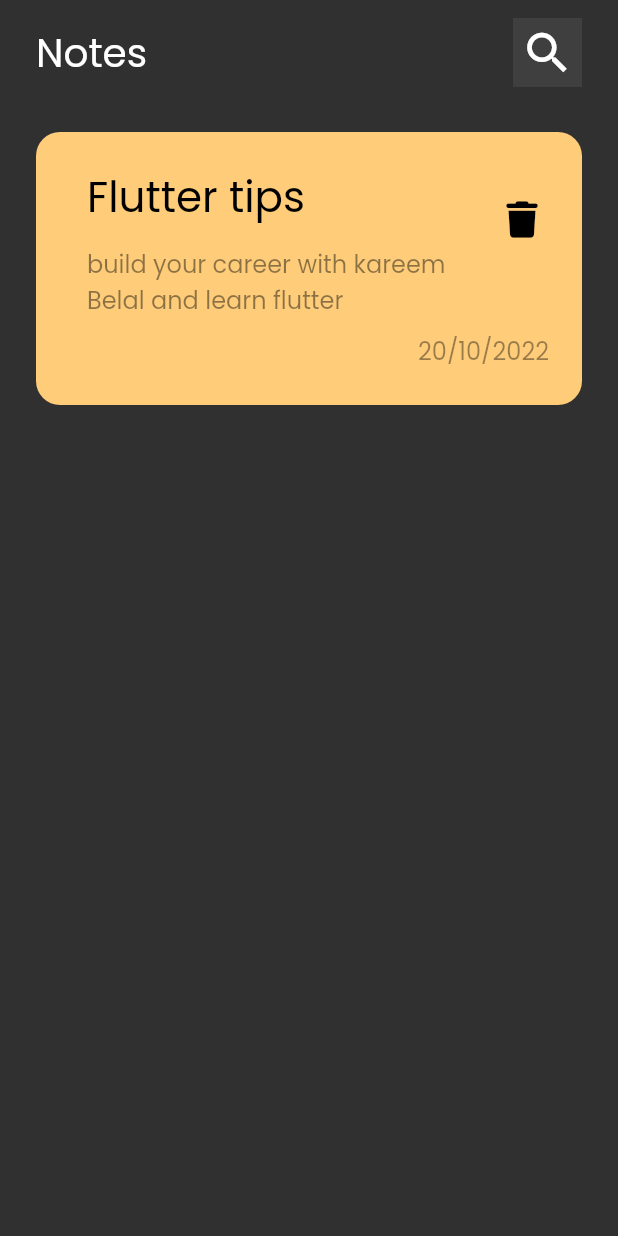
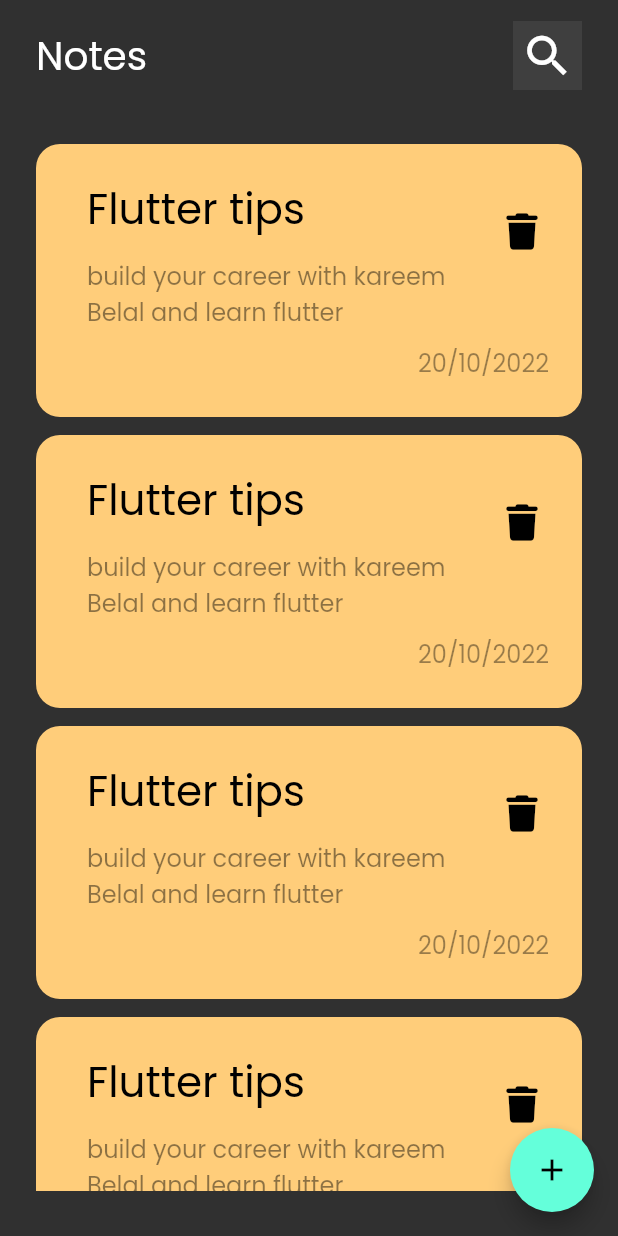
Before and after one commit to kareembelal82/Notes_App, a Flutter app: the screen it shows after launch, on a phone screen of 412 x 824 dp. Run offline on Flutter 3.47's test engine with Material 2 defaults, Android fonts, the phone set to English and light mode, and no system bars; our stand-ins replace font_awesome_flutter.

Commit message:
till adding floating action button

```diff
--- a/lib/main.dart
+++ b/lib/main.dart
@@ -2,11 +2,11 @@ import 'package:flutter/material.dart';
 import 'package:notes_app/views/widgets/notes%20screen/notes_view.dart';
 
 void main() {
-  runApp(const notes_app());
+  runApp(const NotesApp());
 }
 
-class notes_app extends StatelessWidget {
-  const notes_app({super.key});
+class NotesApp extends StatelessWidget {
+  const NotesApp({super.key});
 
   @override
   Widget build(BuildContext context) {
--- a/lib/views/widgets/notes screen/custom_card.dart
+++ b/lib/views/widgets/notes screen/custom_note_item.dart
@@ -3,8 +3,8 @@ import 'package:flutter/src/widgets/framework.dart';
 import 'package:flutter/material.dart';
 import 'package:font_awesome_flutter/font_awesome_flutter.dart';
 
-class CustomCard extends StatelessWidget {
-  const CustomCard({super.key});
+class CustomNoteItem extends StatelessWidget {
+  const CustomNoteItem({super.key});
 
   @override
   Widget build(BuildContext context) {
--- /dev/null
+++ b/lib/views/widgets/notes screen/notes_list_view.dart
@@ -0,0 +1,15 @@
+import 'package:flutter/cupertino.dart';
+import 'package:flutter/src/widgets/container.dart';
+import 'package:flutter/src/widgets/framework.dart';
+import 'package:notes_app/views/widgets/notes%20screen/notes_view_body.dart';
+
+class NotesListView extends StatelessWidget {
+  const NotesListView({super.key});
+
+  @override
+  Widget build(BuildContext context) {
+    return ListView.builder(itemBuilder: (context, index) {
+      return const NoteItem();
+    });
+  }
+}
--- a/lib/views/widgets/notes screen/notes_view.dart
+++ b/lib/views/widgets/notes screen/notes_view.dart
@@ -11,6 +11,10 @@ class NotesView extends StatelessWidget {
   Widget build(BuildContext context) {
     return SafeArea(
       child: Scaffold(
+        floatingActionButton: FloatingActionButton(
+          onPressed: () {},
+          child: Icon(Icons.add),
+        ),
         body: NotesViewBody(),
       ),
     );
--- a/lib/views/widgets/notes screen/notes_view_body.dart
+++ b/lib/views/widgets/notes screen/notes_view_body.dart
@@ -3,8 +3,9 @@ import 'package:flutter/material.dart';
 import 'package:flutter/src/widgets/container.dart';
 import 'package:flutter/src/widgets/framework.dart';
 import 'package:notes_app/views/widgets/notes%20screen/custom_app_bar.dart';
-import 'package:notes_app/views/widgets/notes%20screen/custom_card.dart';
+import 'package:notes_app/views/widgets/notes%20screen/custom_note_item.dart';
 import 'package:notes_app/views/widgets/notes%20screen/custom_serch_icon.dart';
+import 'package:notes_app/views/widgets/notes%20screen/notes_list_view.dart';
 
 class NotesViewBody extends StatelessWidget {
   const NotesViewBody({super.key});
@@ -16,13 +17,16 @@ class NotesViewBody extends StatelessWidget {
       child: Column(
         children: [
           SizedBox(
-            height: 12,
+            height: 14,
           ),
           CustomAppBar(),
           SizedBox(
             height: 30,
           ),
-          NoteItem(),
+          Expanded(child: NotesListView()),
+          SizedBox(
+            height: 30,
+          )
         ],
       ),
     );
@@ -34,6 +38,9 @@ class NoteItem extends StatelessWidget {
 
   @override
   Widget build(BuildContext context) {
-    return CustomCard();
+    return Padding(
+      padding: const EdgeInsets.symmetric(vertical: 6),
+      child: CustomNoteItem(),
+    );
   }
 }
```
